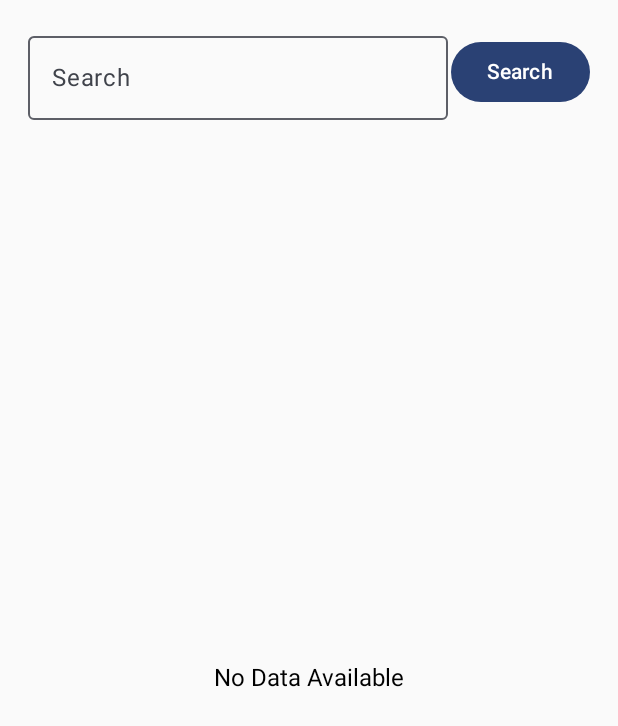
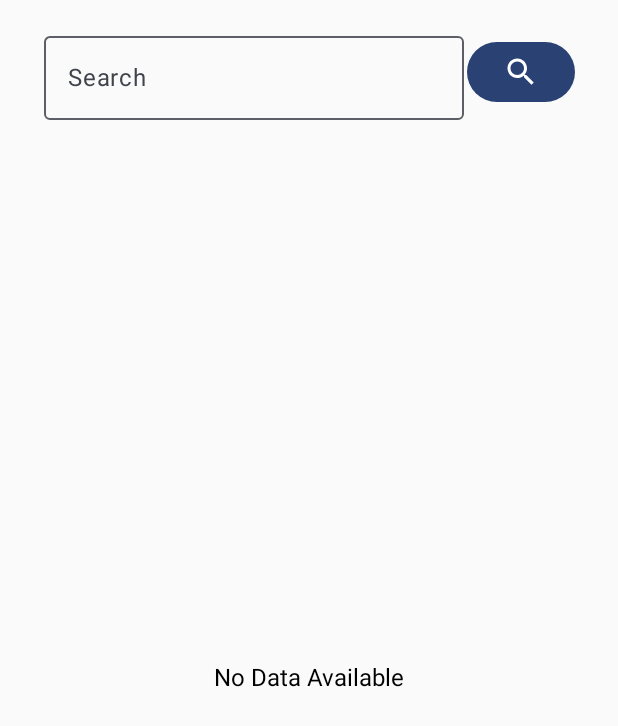
Before and after one commit to vermamanu0420/ImageSearchNasa, an Android app built with Jetpack Compose: the screen it shows after launch (MainActivity), on a phone screen of 412 x 824 dp. Shown: the top 726 px of the screen. Run offline under Robolectric (Android 15) with nearby library versions, the phone set to English and light mode, and no system bars; our stand-ins replace Dagger/Hilt's generated code; pictures from the network do not load.

Commit message:
added date to detail Screen, added search icon and removed unused imports

```diff
--- a/app/src/main/java/com/example/imagesearchnasa/di/AppModules.kt
+++ b/app/src/main/java/com/example/imagesearchnasa/di/AppModules.kt
@@ -9,8 +9,6 @@ import dagger.hilt.components.SingletonComponent
 import retrofit2.Retrofit
 import retrofit2.adapter.rxjava2.RxJava2CallAdapterFactory
 import retrofit2.converter.gson.GsonConverterFactory
-import retrofit2.create
-import javax.inject.Singleton
 
 @Module
 @InstallIn(SingletonComponent::class)
--- a/app/src/main/java/com/example/imagesearchnasa/view/HomeScreen.kt
+++ b/app/src/main/java/com/example/imagesearchnasa/view/HomeScreen.kt
@@ -1,6 +1,5 @@
 package com.example.imagesearchnasa.view
 
-import android.widget.AdapterView.OnItemClickListener
 import androidx.compose.foundation.background
 import androidx.compose.foundation.clickable
 import androidx.compose.foundation.layout.Arrangement
@@ -20,9 +19,12 @@ import androidx.compose.foundation.lazy.rememberLazyListState
 import androidx.compose.foundation.shape.RoundedCornerShape
 import androidx.compose.foundation.text.KeyboardActions
 import androidx.compose.foundation.text.KeyboardOptions
+import androidx.compose.material.icons.Icons
+import androidx.compose.material.icons.filled.Search
 import androidx.compose.material3.Button
 import androidx.compose.material3.Card
 import androidx.compose.material3.ExperimentalMaterial3Api
+import androidx.compose.material3.Icon
 import androidx.compose.material3.MaterialTheme
 import androidx.compose.material3.OutlinedTextField
 import androidx.compose.material3.Text
@@ -31,7 +33,6 @@ import androidx.compose.runtime.LaunchedEffect
 import androidx.compose.runtime.collectAsState
 import androidx.compose.runtime.derivedStateOf
 import androidx.compose.runtime.getValue
-import androidx.compose.runtime.mutableStateOf
 import androidx.compose.runtime.remember
 import androidx.compose.runtime.setValue
 import androidx.compose.runtime.snapshotFlow
@@ -44,16 +45,16 @@ import androidx.compose.ui.layout.ContentScale
 import androidx.compose.ui.platform.LocalFocusManager
 import androidx.compose.ui.res.painterResource
 import androidx.compose.ui.text.TextStyle
-import androidx.compose.ui.unit.dp
-import androidx.navigation.NavHostController
-import coil.compose.AsyncImage
-import com.example.imagesearchnasa.viewmodel.ImagesViewModel
 import androidx.compose.ui.text.input.ImeAction
 import androidx.compose.ui.text.input.KeyboardType
 import androidx.compose.ui.text.style.TextAlign
+import androidx.compose.ui.unit.dp
 import androidx.compose.ui.unit.sp
+import androidx.navigation.NavHostController
+import coil.compose.AsyncImage
 import com.example.imagesearchnasa.R
 import com.example.imagesearchnasa.navigation.Screen
+import com.example.imagesearchnasa.viewmodel.ImagesViewModel
 import kotlinx.coroutines.GlobalScope
 import kotlinx.coroutines.launch
 
@@ -112,7 +113,12 @@ fun Home(navHostController: NavHostController, imagesViewModel: ImagesViewModel)
 
                performSearch(focusManager, imagesViewModel)
             }) {
-                Text(text = "Search")
+                Icon(
+                    imageVector = Icons.Default.Search,
+                    contentDescription = "search",
+                    tint = Color.White,
+
+                    )
             }
         }
         Spacer(modifier = Modifier.height(16.dp))
--- a/app/src/main/java/com/example/imagesearchnasa/view/MainActivity.kt
+++ b/app/src/main/java/com/example/imagesearchnasa/view/MainActivity.kt
@@ -4,15 +4,9 @@ import android.os.Bundle
 import androidx.activity.ComponentActivity
 import androidx.activity.compose.setContent
 import androidx.activity.viewModels
-import androidx.compose.foundation.layout.fillMaxSize
-import androidx.compose.material3.MaterialTheme
-import androidx.compose.material3.Surface
-import androidx.compose.ui.Modifier
 import androidx.navigation.compose.rememberNavController
 import com.example.imagesearchnasa.navigation.SetupNavigationGraph
-import com.example.imagesearchnasa.repository.ImageRepository
 import com.example.imagesearchnasa.ui.theme.ImageSearchNasaTheme
-import com.example.imagesearchnasa.view.HomeScreen
 import com.example.imagesearchnasa.viewmodel.ImagesViewModel
 import dagger.hilt.android.AndroidEntryPoint
 
--- a/app/src/main/java/com/example/imagesearchnasa/view/SplashScreen.kt
+++ b/app/src/main/java/com/example/imagesearchnasa/view/SplashScreen.kt
@@ -8,7 +8,6 @@ import androidx.compose.foundation.layout.Box
 import androidx.compose.foundation.layout.fillMaxSize
 import androidx.compose.foundation.layout.size
 import androidx.compose.material.icons.Icons
-import androidx.compose.material.icons.filled.Email
 import androidx.compose.material.icons.filled.Home
 import androidx.compose.material3.Icon
 import androidx.compose.runtime.Composable
--- a/app/src/main/java/com/example/imagesearchnasa/viewmodel/ImagesViewModel.kt
+++ b/app/src/main/java/com/example/imagesearchnasa/viewmodel/ImagesViewModel.kt
@@ -1,6 +1,5 @@
 package com.example.imagesearchnasa.viewmodel
 
-import androidx.compose.runtime.currentRecomposeScope
 import androidx.compose.runtime.mutableStateOf
 import androidx.lifecycle.ViewModel
 import androidx.lifecycle.viewModelScope
@@ -15,7 +14,7 @@ import kotlinx.coroutines.launch
 import javax.inject.Inject
 
 @HiltViewModel
-class ImagesViewModel @Inject constructor(private val repository: ImageRepository): ViewModel() {
+class ImagesViewModel @Inject constructor(private val repository: ImageRepository) : ViewModel() {
 
     val query = mutableStateOf("")
     private val _selectedResults = MutableStateFlow<Item?>(null)
@@ -33,7 +32,7 @@ class ImagesViewModel @Inject constructor(private val repository: ImageRepositor
 
     fun getImages() {
         currentPage = 1
-        if (query.value.trim().isEmpty()){
+        if (query.value.trim().isEmpty()) {
             _searchResults.value = emptyList()
             return
         }
```
Also changed, not shown: app/src/main/java/com/example/imagesearchnasa/view/ImageDetail.kt (+35 -19 lines), app/src/main/java/com/example/imagesearchnasa/view/LoadingIndicator.kt (+12 -3 lines), 2 other files.
